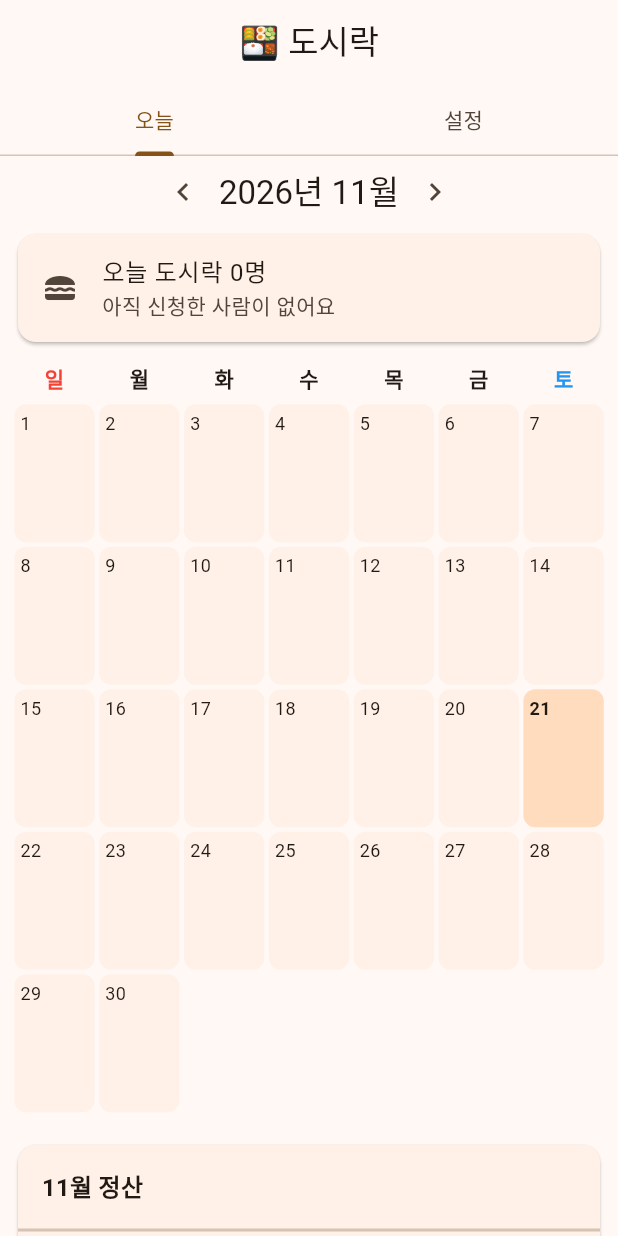
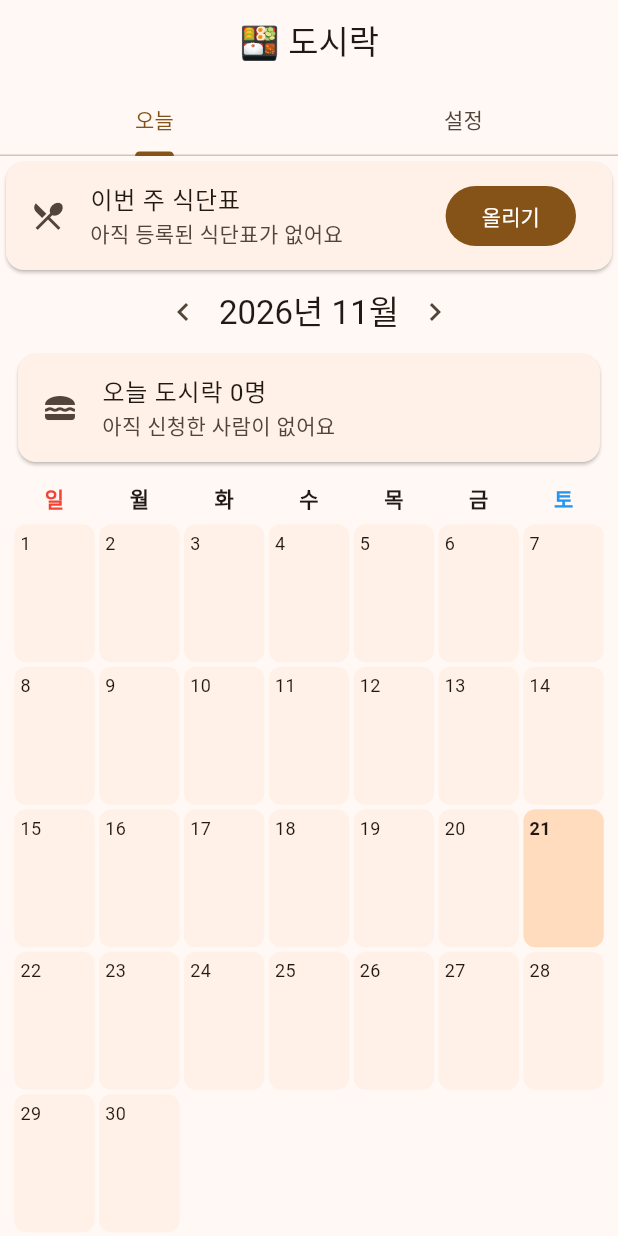
Before and after one commit to PsHooN7979/dosirak-web, a Flutter app: the screen it shows after launch, on a phone screen of 412 x 824 dp. Run offline on Flutter 3.47's test engine with Material 3 defaults, Android fonts, the phone set to English and light mode, and no system bars; our stand-ins replace cloud_firestore, firebase_core, firebase_messaging, firebase_storage, image_picker, shared_preferences; accounts and stored records are empty.

Commit message:
feat: 식단표 이미지 업로드 및 메뉴 확인 기능 추가
- 오늘 탭 상단에 식단표 카드 추가
- 갤러리에서 이미지 선택 후 Firebase Storage에 업로드
- 메뉴 확인 버튼으로 전체화면 이미지 뷰어 열기
- firebase_storage ^14.1.0, image_picker ^1.1.2 의존성 추가

Co-Authored-By: Claude Sonnet 4.6 <noreply@anthropic.com>

```diff
--- a/lib/main.dart
+++ b/lib/main.dart
@@ -4,8 +4,10 @@
 import 'package:cloud_firestore/cloud_firestore.dart';
 import 'package:firebase_core/firebase_core.dart';
 import 'package:firebase_messaging/firebase_messaging.dart';
+import 'package:firebase_storage/firebase_storage.dart';
 import 'package:flutter/foundation.dart';
 import 'package:flutter/material.dart';
+import 'package:image_picker/image_picker.dart';
 import 'package:shared_preferences/shared_preferences.dart';
 
 import 'dosirak_core.dart';
@@ -251,6 +253,7 @@ class _TodayTabState extends State<TodayTab> {
                     members.where((m) => m.active || totals.containsKey(m.id)).toList();
 
                 return Column(children: [
+                  const _MenuCard(),
                   Row(mainAxisAlignment: MainAxisAlignment.center, children: [
                     IconButton(icon: const Icon(Icons.chevron_left), onPressed: () => _move(-1)),
                     Text('${month.year}년 ${month.month}월',
@@ -615,6 +618,98 @@ class _NotifSectionState extends State<_NotifSection> {
   }
 }
 
+// ───────── 식단표 ─────────
+class _MenuCard extends StatefulWidget {
+  const _MenuCard();
+  @override
+  State<_MenuCard> createState() => _MenuCardState();
+}
+
+class _MenuCardState extends State<_MenuCard> {
+  bool _uploading = false;
+
+  Future<void> _upload() async {
+    final picker = ImagePicker();
+    final XFile? image = await picker.pickImage(source: ImageSource.gallery, imageQuality: 85);
+    if (image == null) return;
+
+    setState(() => _uploading = true);
+    try {
+      final bytes = await image.readAsBytes();
+      final ref = FirebaseStorage.instance.ref().child('menu/latest.jpg');
+      await ref.putData(bytes, SettableMetadata(contentType: 'image/jpeg'));
+      final url = await ref.getDownloadURL();
+      await db.collection('settings').doc('menu').set({
+        'url': url,
+        'updatedAt': FieldValue.serverTimestamp(),
+      });
+    } finally {
+      if (mounted) setState(() => _uploading = false);
+    }
+  }
+
+  void _showImage(BuildContext context, String url) {
+    showDialog(
+      context: context,
+      builder: (ctx) => Dialog.fullscreen(
+        child: Stack(
+          children: [
+            Center(
+              child: InteractiveViewer(
+                child: Image.network(url, fit: BoxFit.contain),
+              ),
+            ),
+            Positioned(
+              top: 8,
+              right: 8,
+              child: IconButton.filled(
+                icon: const Icon(Icons.close),
+                onPressed: () => Navigator.pop(ctx),
+              ),
+            ),
+          ],
+        ),
+      ),
+    );
+  }
+
+  @override
+  Widget build(BuildContext context) {
+    return StreamBuilder<DocumentSnapshot<Map<String, dynamic>>>(
+      stream: db.collection('settings').doc('menu').snapshots(),
+      builder: (context, snap) {
+        final url = snap.data?.data()?['url'] as String?;
+        return Card(
+          child: ListTile(
+            leading: const Icon(Icons.restaurant_menu),
+            title: const Text('이번 주 식단표'),
+            subtitle: url == null ? const Text('아직 등록된 식단표가 없어요') : null,
+            trailing: Row(
+              mainAxisSize: MainAxisSize.min,
+              children: [
+                if (url != null)
+                  FilledButton.tonal(
+                    onPressed: () => _showImage(context, url),
+                    child: const Text('메뉴 확인'),
+                  ),
+                if (url != null) const SizedBox(width: 8),
+                _uploading
+                    ? const SizedBox(
+                        width: 36, height: 36,
+                        child: CircularProgressIndicator(strokeWidth: 2))
+                    : FilledButton(
+                        onPressed: _upload,
+                        child: const Text('올리기'),
+                      ),
+              ],
+            ),
+          ),
+        );
+      },
+    );
+  }
+}
+
 class _MemberSection extends StatelessWidget {
   const _MemberSection();
 
--- a/pubspec.yaml
+++ b/pubspec.yaml
@@ -37,6 +37,8 @@ dependencies:
   firebase_core: ^5.1.0
   cloud_firestore: ^7.1.0
   firebase_messaging: ^17.1.0
+  firebase_storage: ^14.1.0
+  image_picker: ^1.1.2
   shared_preferences: ^2.3.0
 
 dev_dependencies:
```
Also changed, not shown: pubspec.lock.
